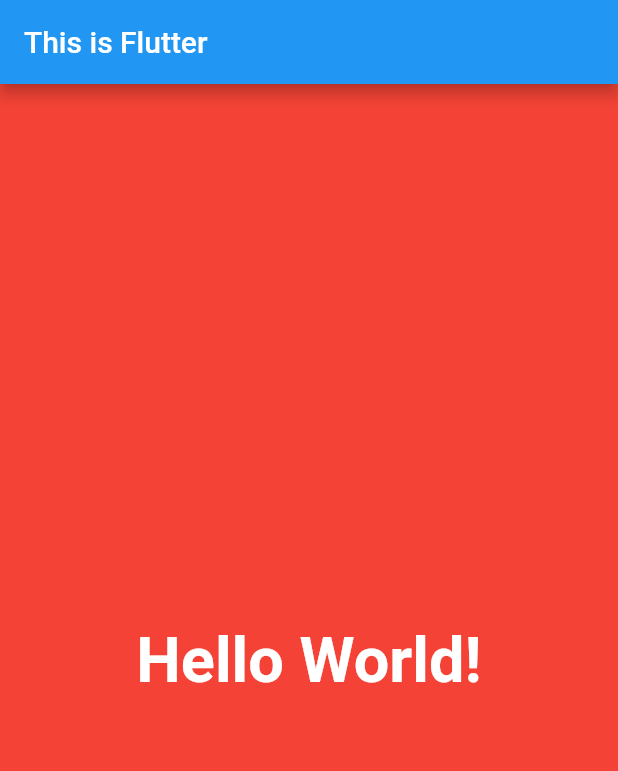
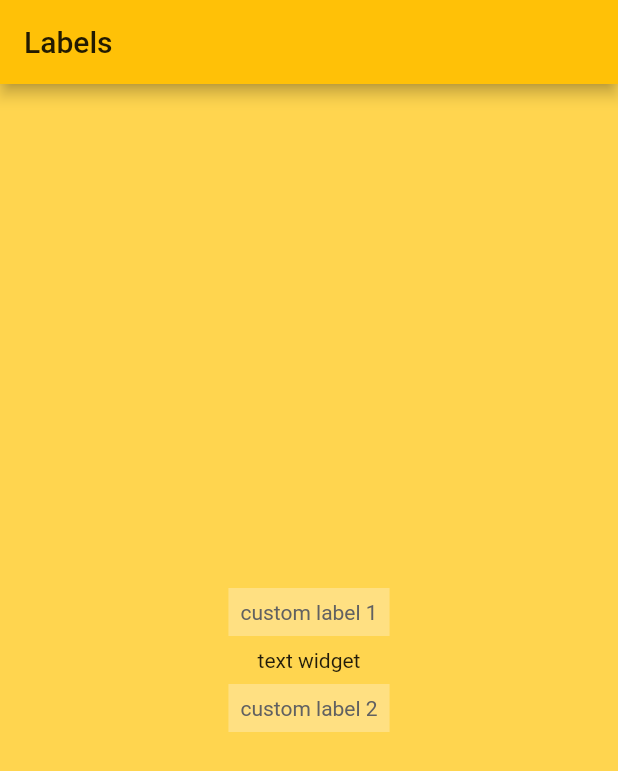
Before and after one commit to acinonyxjubatus/flyflutter_fast_start, a Flutter app: the screen it shows after launch, on a phone screen of 412 x 824 dp. Shown: the top 771 px of the screen. Run offline on Flutter 3.47's test engine with Material 2 defaults, Android fonts, the phone set to English and light mode, and no system bars.

Commit message:
custom StatelessWidget

```diff
--- a/lib/main.dart
+++ b/lib/main.dart
@@ -7,25 +7,46 @@ class MyApp extends StatelessWidget {
   Widget build(BuildContext context) {
     return MaterialApp(
       debugShowCheckedModeBanner: false,
-      title: 'Flutter Demo',
+      title: 'StatelessWidget sample',
       theme: ThemeData(
-        primarySwatch: Colors.blue,
+        primarySwatch: Colors.amber,
       ),
       home: Scaffold(
-        backgroundColor: Colors.red,
+        backgroundColor: Colors.amber[300],
         appBar: AppBar(
-          title: Text('This is Flutter'),
+          title: Text('Labels'),
         ),
         body: Center(
-          child: Text('Hello World!',
-              style: TextStyle(
-                fontSize: 42.0, // делаем текст большим
-                fontWeight: FontWeight.bold,  // жирным
-                color: Colors.white, // белым
-              )
-          ),
+          child: Column(
+              mainAxisSize: MainAxisSize.min,
+              mainAxisAlignment: MainAxisAlignment.center,
+              crossAxisAlignment: CrossAxisAlignment.center,
+              children: [
+                HintLabel('custom label 1'),
+                SizedBox(height: 8.0),
+                Text('text widget'),
+                SizedBox(height: 8.0),
+                HintLabel('custom label 2')
+              ]),
         ),
       ),
     );
   }
 }
+
+class HintLabel extends StatelessWidget {
+  final String text;
+
+  const HintLabel(this.text);
+
+  @override
+  Widget build(BuildContext context) {
+    return DecoratedBox(
+      decoration: BoxDecoration(color: Colors.amber[200]),
+      child: Padding(
+        padding: const EdgeInsets.all(8.0),
+        child: Text(text, style: TextStyle(color: Colors.grey[700])),
+      ),
+    );
+  }
+}
```
